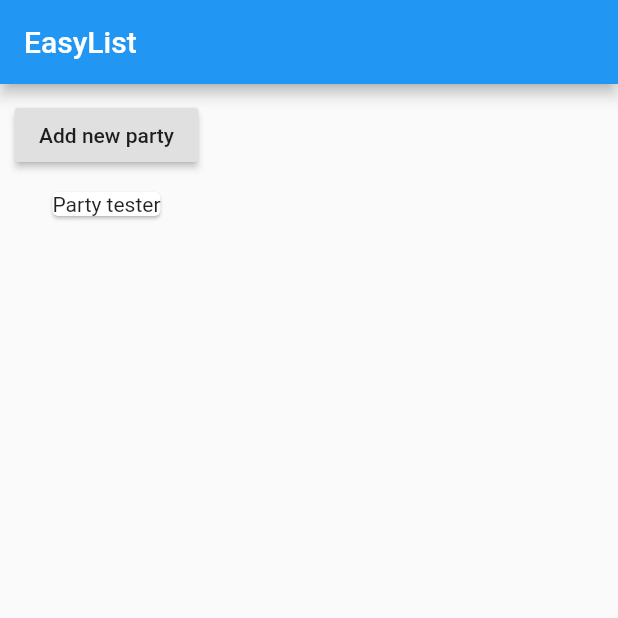
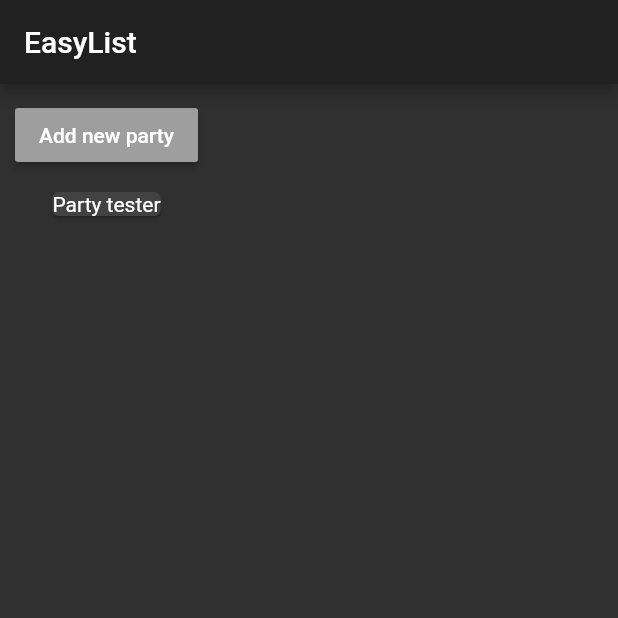
Before and after one commit to Gavrik93/EasyList, a Flutter app: the screen it shows after launch, on a phone screen of 412 x 824 dp, the top half of it. Run offline on Flutter 3.47's test engine with Material 2 defaults, Android fonts, the phone set to English and light mode, and no system bars.

Commit message:
add some colors

```diff
--- a/lib/main.dart
+++ b/lib/main.dart
@@ -7,6 +7,9 @@ class MyApp extends StatelessWidget {
   @override
   build(BuildContext context) {
     return MaterialApp(
+      theme: ThemeData(
+        brightness: Brightness.dark
+      ),
       home: Scaffold(
         appBar: AppBar(
           title: Text('EasyList'),
--- a/lib/product_manager.dart
+++ b/lib/product_manager.dart
@@ -5,7 +5,7 @@ class ProductManager extends StatefulWidget {
 
   final String startingProduct;
 
-
+//contain data from main.dart
   ProductManager(this.startingProduct){
     print('[ProductsManager Widget] Constructor');
   }
@@ -37,6 +37,7 @@ class _ProductManagerState extends State<ProductManager> {
         Container(
           margin: EdgeInsets.all(10.0),
           child: RaisedButton(
+            color: Theme.of(context).primaryColorLight,
             onPressed: () {
               setState(() {
                 _products.add('Advanced party tester');
```
